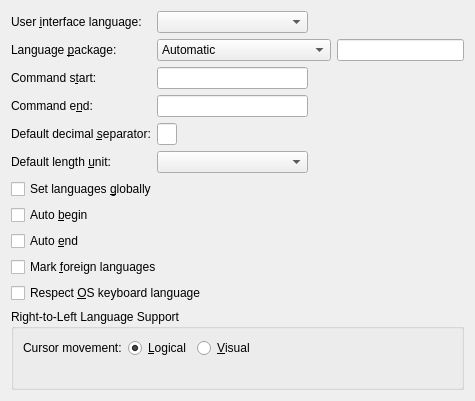
Above: src/frontends/qt/ui/PrefLanguageUi.ui from cburschka/lyx before the change. Below: the same form after it.
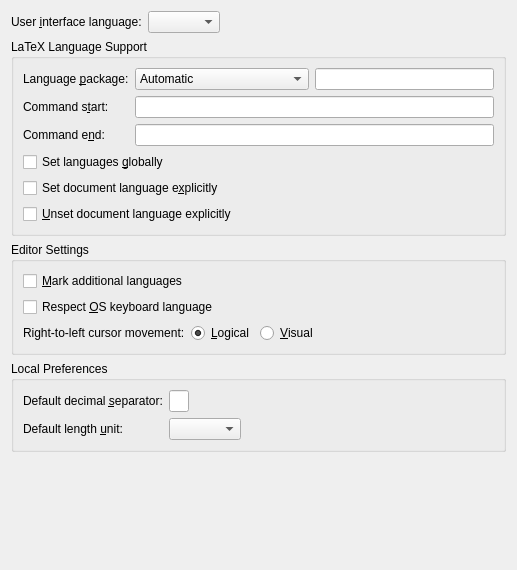
That is the form after the change.

Commit message: Improve prefs language UI

```diff
--- a/src/frontends/qt/ui/PrefLanguageUi.ui
+++ b/src/frontends/qt/ui/PrefLanguageUi.ui
@@ -6,15 +6,17 @@
    <rect>
     <x>0</x>
     <y>0</y>
-    <width>475</width>
-    <height>362</height>
+    <width>517</width>
+    <height>570</height>
    </rect>
   </property>
   <property name="windowTitle">
    <string/>
   </property>
-  <layout class="QGridLayout" name="gridLayout_2">
+  <layout class="QGridLayout" name="gridLayout_4">
    <item row="0" column="0">
+    <layout class="QHBoxLayout" name="horizontalLayout_2">
+     <item>
     <widget class="QLabel" name="uiLanguageLA">
      <property name="text">
       <string>User &amp;interface language:</string>
@@ -24,7 +26,7 @@
      </property>
     </widget>
    </item>
-   <item row="0" column="1">
+     <item>
     <widget class="QComboBox" name="uiLanguageCO">
      <property name="toolTip">
       <string>Select the language of the user interface (menus, dialogs, etc.)</string>
@@ -34,7 +36,28 @@
      </property>
     </widget>
    </item>
+     <item>
+      <spacer name="horizontalSpacer_4">
+       <property name="orientation">
+        <enum>Qt::Horizontal</enum>
+       </property>
+       <property name="sizeHint" stdset="0">
+        <size>
+         <width>40</width>
+         <height>20</height>
+        </size>
+       </property>
+      </spacer>
+     </item>
+    </layout>
+   </item>
    <item row="1" column="0">
+    <widget class="QGroupBox" name="groupBox">
+     <property name="title">
+      <string>LaTeX Language Support</string>
+     </property>
+     <layout class="QGridLayout" name="gridLayout_2">
+      <item row="0" column="0">
     <widget class="QLabel" name="languagePackageLA">
      <property name="text">
       <string>Language &amp;package:</string>
@@ -44,9 +67,7 @@
      </property>
     </widget>
    </item>
-   <item row="1" column="1" colspan="2">
-    <layout class="QHBoxLayout" name="horizontalLayout">
-     <item>
+      <item row="0" column="1">
       <widget class="QComboBox" name="languagePackageCO">
        <property name="toolTip">
         <string>Select which language package LyX should use</string>
@@ -73,16 +94,14 @@
        </item>
       </widget>
      </item>
-     <item>
+      <item row="0" column="2">
       <widget class="QLineEdit" name="languagePackageED">
        <property name="toolTip">
         <string>Enter the command to load the language package (default: \usepackage{babel})</string>
        </property>
       </widget>
      </item>
-    </layout>
-   </item>
-   <item row="2" column="0">
+      <item row="1" column="0">
     <widget class="QLabel" name="startCommandLA">
      <property name="text">
       <string>Command s&amp;tart:</string>
@@ -92,27 +111,14 @@
      </property>
     </widget>
    </item>
-   <item row="2" column="1">
+      <item row="1" column="1" colspan="2">
     <widget class="QLineEdit" name="startCommandED">
      <property name="toolTip">
       <string>The LaTeX command that starts a switch to a foreign language</string>
      </property>
     </widget>
    </item>
-   <item row="2" column="2">
-    <spacer name="horizontalSpacer">
-     <property name="orientation">
-      <enum>Qt::Horizontal</enum>
-     </property>
-     <property name="sizeHint" stdset="0">
-      <size>
-       <width>102</width>
-       <height>20</height>
-      </size>
-     </property>
-    </spacer>
-   </item>
-   <item row="3" column="0">
+      <item row="2" column="0">
     <widget class="QLabel" name="endCommandLA">
      <property name="text">
       <string>Command e&amp;nd:</string>
@@ -122,53 +128,14 @@
      </property>
     </widget>
    </item>
-   <item row="3" column="1">
+      <item row="2" column="1" colspan="2">
     <widget class="QLineEdit" name="endCommandED">
      <property name="toolTip">
       <string>The LaTeX command that ends a switch to a foreign language</string>
      </property>
     </widget>
    </item>
-   <item row="4" column="0">
-    <widget class="QLabel" name="decimalPointL">
-     <property name="text">
-      <string>Default decimal &amp;separator:</string>
-     </property>
-     <property name="buddy">
-      <cstring>defaultDecimalPointLE</cstring>
-     </property>
-    </widget>
-   </item>
-   <item row="4" column="1">
-    <widget class="QLineEdit" name="defaultDecimalPointLE">
-     <property name="maximumSize">
-      <size>
-       <width>20</width>
-       <height>16777215</height>
-      </size>
-     </property>
-     <property name="inputMask">
-      <string/>
-     </property>
-     <property name="alignment">
-      <set>Qt::AlignCenter</set>
-     </property>
-    </widget>
-   </item>
-   <item row="5" column="0">
-    <widget class="QLabel" name="defaultLengthUnitLA">
-     <property name="text">
-      <string>Default length &amp;unit:</string>
-     </property>
-     <property name="buddy">
-      <cstring>defaultLengthUnitCO</cstring>
-     </property>
-    </widget>
-   </item>
-   <item row="5" column="1">
-    <widget class="QComboBox" name="defaultLengthUnitCO"/>
-   </item>
-   <item row="6" column="0" colspan="2">
+      <item row="3" column="0" colspan="2">
     <widget class="QCheckBox" name="globalCB">
      <property name="toolTip">
       <string>Check to pass the language globally (to the document class), not locally (to the language package)</string>
@@ -178,53 +145,36 @@
      </property>
     </widget>
    </item>
-   <item row="7" column="0">
-    <widget class="QCheckBox" name="autoBeginCB">
+      <item row="4" column="0" colspan="2">
+       <widget class="QCheckBox" name="explicitDocLangBeginCB">
      <property name="toolTip">
       <string>If checked, the document language is not explicitly set by a language switch command</string>
      </property>
      <property name="text">
-      <string>Auto &amp;begin</string>
+         <string>Set document language e&amp;xplicitly</string>
      </property>
     </widget>
    </item>
-   <item row="8" column="0">
-    <widget class="QCheckBox" name="autoEndCB">
+      <item row="5" column="0" colspan="2">
+       <widget class="QCheckBox" name="explicitDocLangEndCB">
      <property name="toolTip">
       <string>If checked, the document language is not explicitly closed by a language switch command</string>
      </property>
      <property name="text">
-      <string>Auto &amp;end</string>
+         <string>&amp;Unset document language explicitly</string>
      </property>
     </widget>
    </item>
-   <item row="9" column="0" colspan="2">
-    <widget class="QCheckBox" name="markForeignCB">
-     <property name="toolTip">
-      <string>Check to highlight foreign languages visually in the work area</string>
-     </property>
-     <property name="text">
-      <string>Mark &amp;foreign languages</string>
-     </property>
+     </layout>
     </widget>
    </item>
-   <item row="10" column="0" colspan="2">
-    <widget class="QCheckBox" name="respectOSkbdCB">
-     <property name="toolTip">
-      <string>Select to use the current keyboard language, as set from the operating system, as default input language.</string>
-     </property>
-     <property name="text">
-      <string>Respect &amp;OS keyboard language</string>
-     </property>
-    </widget>
-   </item>
-   <item row="11" column="0" colspan="3">
+   <item row="2" column="0">
     <widget class="QGroupBox" name="rtlGB2">
      <property name="toolTip">
       <string/>
      </property>
      <property name="title">
-      <string>Right-to-Left Language Support</string>
+      <string>Editor Settings</string>
      </property>
      <property name="flat">
       <bool>true</bool>
@@ -234,6 +184,26 @@
      </property>
      <layout class="QGridLayout" name="gridLayout">
       <item row="0" column="0">
+       <widget class="QCheckBox" name="markForeignCB">
+        <property name="toolTip">
+         <string>Check to highlight additional languages (to the document language) visually in the work area</string>
+        </property>
+        <property name="text">
+         <string>&amp;Mark additional languages</string>
+        </property>
+       </widget>
+      </item>
+      <item row="1" column="0">
+       <widget class="QCheckBox" name="respectOSkbdCB">
+        <property name="toolTip">
+         <string>Select to use the current keyboard language, as set from the operating system, as default input language.</string>
+        </property>
+        <property name="text">
+         <string>Respect &amp;OS keyboard language</string>
+        </property>
+       </widget>
+      </item>
+      <item row="2" column="0">
        <layout class="QHBoxLayout">
         <property name="spacing">
          <number>6</number>
@@ -244,7 +214,7 @@
         <item>
          <widget class="QLabel" name="cursorMovementLA">
           <property name="text">
-           <string>Cursor movement:</string>
+           <string>Right-to-left cursor movement:</string>
           </property>
           <property name="scaledContents">
            <bool>false</bool>
@@ -270,14 +240,75 @@
         </item>
        </layout>
       </item>
+      <item row="2" column="1">
+       <spacer name="horizontalSpacer_3">
+        <property name="orientation">
+         <enum>Qt::Horizontal</enum>
+        </property>
+        <property name="sizeHint" stdset="0">
+         <size>
+          <width>40</width>
+          <height>20</height>
+         </size>
+        </property>
+       </spacer>
+      </item>
+     </layout>
+    </widget>
+   </item>
+   <item row="3" column="0">
+    <widget class="QGroupBox" name="groupBox_2">
+     <property name="title">
+      <string>Local Preferences</string>
+     </property>
+     <layout class="QGridLayout" name="gridLayout_3">
+      <item row="0" column="0">
+       <widget class="QLabel" name="decimalPointL">
+        <property name="text">
+         <string>Default decimal &amp;separator:</string>
+        </property>
+        <property name="buddy">
+         <cstring>defaultDecimalPointLE</cstring>
+        </property>
+       </widget>
+      </item>
+      <item row="1" column="0">
+       <widget class="QLabel" name="defaultLengthUnitLA">
+        <property name="text">
+         <string>Default length &amp;unit:</string>
+        </property>
+        <property name="buddy">
+         <cstring>defaultLengthUnitCO</cstring>
+        </property>
+       </widget>
+      </item>
+      <item row="0" column="1">
+       <widget class="QLineEdit" name="defaultDecimalPointLE">
+        <property name="maximumSize">
+         <size>
+          <width>20</width>
+          <height>16777215</height>
+         </size>
+        </property>
+        <property name="inputMask">
+         <string/>
+        </property>
+        <property name="alignment">
+         <set>Qt::AlignCenter</set>
+        </property>
+       </widget>
+      </item>
       <item row="1" column="1">
-       <spacer>
+       <widget class="QComboBox" name="defaultLengthUnitCO"/>
+      </item>
+      <item row="1" column="2">
+       <spacer name="horizontalSpacer_2">
         <property name="orientation">
          <enum>Qt::Horizontal</enum>
         </property>
         <property name="sizeHint" stdset="0">
          <size>
-          <width>101</width>
+          <width>40</width>
           <height>20</height>
          </size>
         </property>
@@ -286,7 +317,7 @@
      </layout>
     </widget>
    </item>
-   <item row="12" column="0">
+   <item row="4" column="0">
     <spacer>
      <property name="orientation">
       <enum>Qt::Vertical</enum>
```
Left out of the diff: 29 changed lines with no effect on the pictures. Lines whose indentation alone changed are shown as unchanged. The commit also changes 1 other file.
